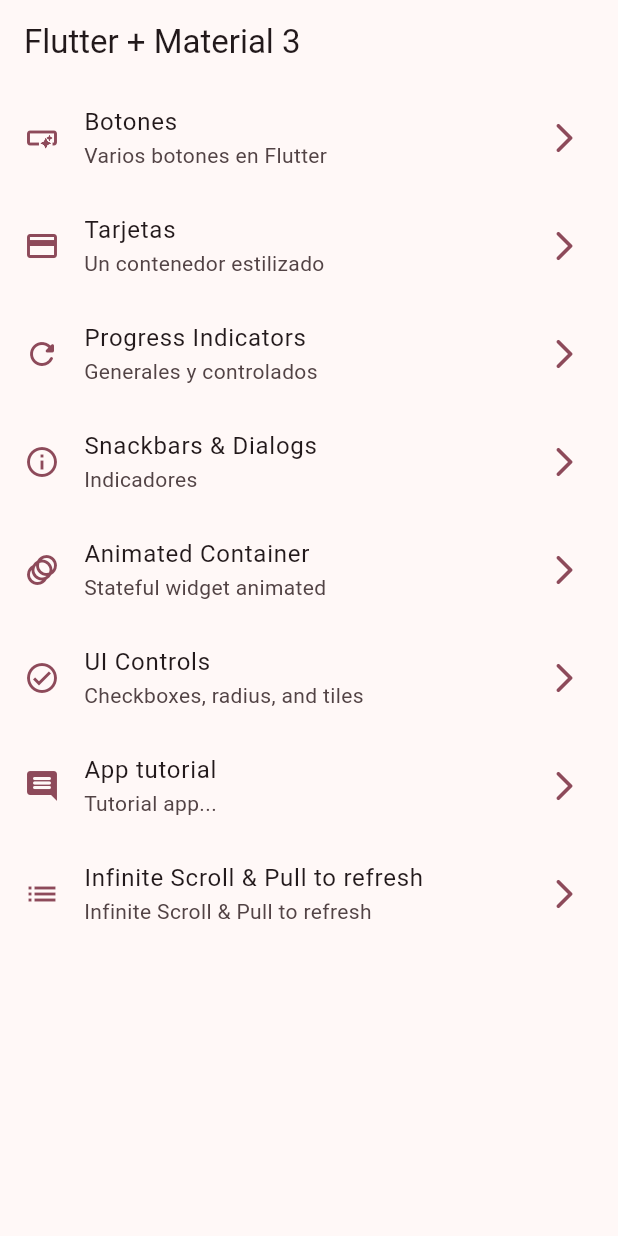
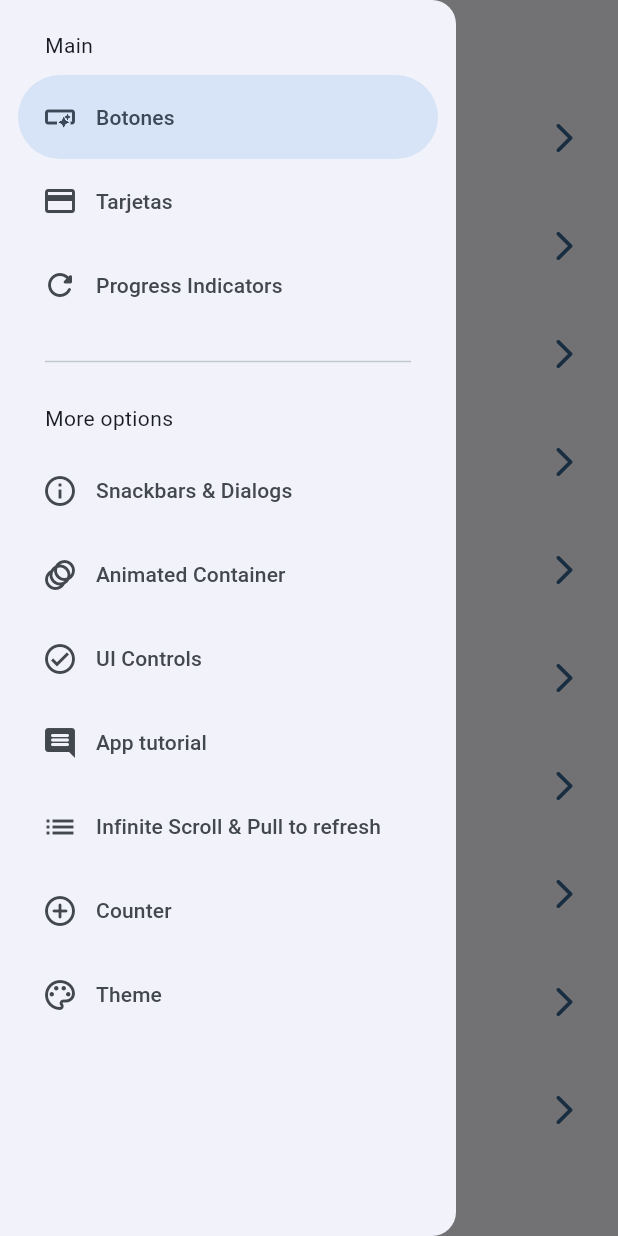
Before and after one commit to vicmazch/flutter-ui-elements, a Flutter app: the screen it shows after launch, with the side drawer open (before the commit the screen has no drawer), on a phone screen of 412 x 824 dp. Run offline on Flutter 3.47's test engine with Material 2 defaults, Android fonts, the phone set to English and light mode, and no system bars; our stand-ins replace animate_do, flutter_riverpod, go_router.

Commit message:
RIVERPOD!!, first steps...

```diff
--- a/lib/config/menu/menu_item.dart
+++ b/lib/config/menu/menu_item.dart
@@ -24,4 +24,6 @@
    MenuItem(title: 'UI Controls', subTitle: 'Checkboxes, radius, and tiles', link: '/ui-controls', icon: Icons.check_circle_outline_outlined),
    MenuItem(title: 'App tutorial', subTitle: 'Tutorial app...', link: '/app-tutorial', icon: Icons.insert_comment_rounded),
    MenuItem(title: 'Infinite Scroll & Pull to refresh', subTitle: 'Infinite Scroll & Pull to refresh', link: '/infinite-scroll', icon: Icons.list),
+   MenuItem(title: 'Counter', subTitle: 'Counter Riverpod', link: '/counter-screen', icon: Icons.add_circle_outline_rounded),
+   MenuItem(title: 'Theme', subTitle: 'Theme Changer', link: '/theme-changer', icon: Icons.color_lens_outlined),
 ];
--- a/lib/config/router/app_router.dart
+++ b/lib/config/router/app_router.dart
@@ -50,5 +50,15 @@
       name: InfiniteScrollScreen.name,
       builder: (context, state) => const InfiniteScrollScreen(),
     ),
+    GoRoute(
+      path: '/counter-screen',
+      name: CounterScreen.name,
+      builder: (context, state) => const CounterScreen(),
+    ),
+    GoRoute(
+      path: '/theme-changer',
+      name: ThemeChangerScreen.name,
+      builder: (context, state) => const ThemeChangerScreen(),
+    ),
   ],
 );
--- a/lib/config/theme/app_theme.dart
+++ b/lib/config/theme/app_theme.dart
@@ -1,8 +1,5 @@
 import 'package:flutter/material.dart';
-
-class AppTheme {
-  final int selectedColor;
-  static List<Color> colorList = [
+const List<Color> colorList = [
     Colors.blue,
     Colors.teal,
     Colors.green,
@@ -13,22 +10,34 @@
     Colors.pink,
     Colors.pinkAccent
   ];
+class AppTheme {
+  final int selectedColor;
+  final bool isDarkMode;
 
   AppTheme({
     this.selectedColor = 0,
+    this.isDarkMode = false,
   }):
     assert( selectedColor >= 0, 'Selected color must be greater then 0'),
     assert( selectedColor < colorList.length, 'Selected color must be 0 - ${colorList.length-1}');
 
   ThemeData getTheme() => ThemeData(
     useMaterial3: true,
+    brightness: isDarkMode ? Brightness.dark : Brightness.light,
     colorSchemeSeed: colorList[ selectedColor ],
     appBarTheme: const AppBarTheme(
       centerTitle: false
     )
   );
 
-  List<Color> getColorList() => colorList;
+
+  AppTheme copyWith({
+    int? selectedColor,
+    bool? isDarkMode
+  }) => AppTheme(
+    selectedColor: selectedColor ?? this.selectedColor,
+    isDarkMode: isDarkMode ?? this.isDarkMode,
+  );
 
 
 
--- a/lib/main.dart
+++ b/lib/main.dart
@@ -1,21 +1,29 @@
 import 'package:flutter/material.dart';
+import 'package:flutter_riverpod/flutter_riverpod.dart';
 import 'package:sec_seven_app/config/router/app_router.dart';
 import 'package:sec_seven_app/config/theme/app_theme.dart';
+import 'package:sec_seven_app/presentation/providers/theme_provider.dart';
 
 void main() {
-  runApp(const MainApp());
+  runApp(const ProviderScope(child: MainApp()));
 }
 
-class MainApp extends StatelessWidget {
+class MainApp extends ConsumerWidget {
   const MainApp({super.key});
 
   @override
-  Widget build(BuildContext context) {
+  Widget build(BuildContext context,  WidgetRef ref) {
+
+    // final bool isDarkMode = ref.watch(isDarkModeProvider);
+    // final int colorsSelected = ref.watch(selectedColorProvider);
+    final AppTheme appTheme = ref.watch(themeNotifierProvider);
+
     return MaterialApp.router(
       title: 'Flutter Widgets',
       routerConfig: appRouter,
       debugShowCheckedModeBanner: false,
-      theme: AppTheme( selectedColor: 8 ).getTheme(),
+      // theme: AppTheme( selectedColor: colorsSelected, isDarkMode: isDarkMode).getTheme(),
+      theme: appTheme.getTheme(),
 
     );
   }
--- /dev/null
+++ b/lib/presentation/providers/counter_provider.dart
@@ -0,0 +1,4 @@
+
+import 'package:flutter_riverpod/flutter_riverpod.dart';
+
+final counterProvider = StateProvider<int>((ref) => 1);
--- /dev/null
+++ b/lib/presentation/providers/theme_provider.dart
@@ -0,0 +1,32 @@
+
+import 'package:flutter/material.dart';
+import 'package:flutter_riverpod/flutter_riverpod.dart';
+import 'package:sec_seven_app/config/theme/app_theme.dart';
+
+final isDarkModeProvider = StateProvider<bool>((ref) => false);
+
+final selectedColorProvider = StateProvider<int>((ref) => 0);
+
+// * PROVIDER: PARA ESTADOS INMUTABLES
+final colorListProvider = Provider<List<Color>>((ref) => colorList);
+
+// * UN OBJETO DE TIPO APPTHEME (CUSTOM)
+final themeNotifierProvider = StateNotifierProvider<ThemeNotifier, AppTheme>(
+  (ref) => ThemeNotifier()
+);
+
+
+class ThemeNotifier extends StateNotifier<AppTheme> {
+
+  // * STATE == NEW APPTHEME()
+  ThemeNotifier()
+    : super( AppTheme());
+
+  void toggleDrakMode() {
+    state = state.copyWith(isDarkMode: !state.isDarkMode);
+  }
+
+  void changeColorIndex( int colorIndex ) {
+    state = state.copyWith(selectedColor: colorIndex);
+  }
+}
--- a/lib/presentation/screens/animated/animated_screen.dart
+++ b/lib/presentation/screens/animated/animated_screen.dart
@@ -1,7 +1,7 @@
 import 'package:flutter/material.dart';
 import 'dart:math' show Random;
 
-import 'package:sec_seven_app/config/theme/app_theme.dart';
+// import 'package:sec_seven_app/config/theme/app_theme.dart';
 class AnimatedScreen extends StatefulWidget {
   static const name = 'animated_screen';
 
@@ -18,7 +18,7 @@
   Color color = Colors.indigo;
   double borderRadius = 10.0;
 
-  final colors = AppTheme().getColorList();
+  // final colors = colorList;
 
   void changeShape() {
     final random = Random();
--- a/lib/presentation/screens/home/home_screen.dart
+++ b/lib/presentation/screens/home/home_screen.dart
@@ -1,6 +1,7 @@
 import 'package:flutter/material.dart';
 import 'package:go_router/go_router.dart';
 import 'package:sec_seven_app/config/menu/menu_item.dart';
+import 'package:sec_seven_app/presentation/widgets/side_menu.dart';
 
 class HomeScreen extends StatelessWidget {
   static const String name = 'home_screen';
@@ -9,11 +10,16 @@
 
   @override
   Widget build(BuildContext context) {
+
+    final scaffoldKey = GlobalKey<ScaffoldState>();
+
     return Scaffold(
+      key: scaffoldKey,
       appBar: AppBar(
         title: const Text('Flutter + Material 3'),
       ),
       body: const _HomeView(),
+      drawer: SideMenu( scaffoldKey: scaffoldKey,),
     );
   }
 }
--- a/lib/presentation/screens/screens.dart
+++ b/lib/presentation/screens/screens.dart
@@ -1,9 +1,12 @@
+
 export 'package:sec_seven_app/presentation/screens/animated/animated_screen.dart';
 export 'package:sec_seven_app/presentation/screens/app_tutorial/app_tutorial_screen.dart';
 export 'package:sec_seven_app/presentation/screens/buttons/buttons_screen.dart';
 export 'package:sec_seven_app/presentation/screens/cards/cards_screen.dart';
+export 'package:sec_seven_app/presentation/screens/counter/counter_screen.dart';
 export 'package:sec_seven_app/presentation/screens/home/home_screen.dart';
 export 'package:sec_seven_app/presentation/screens/infinite_scroll/infinite_scroll_screen.dart';
 export 'package:sec_seven_app/presentation/screens/progress/progress_screen.dart';
 export 'package:sec_seven_app/presentation/screens/snackbar/snackbar_screen.dart';
+export 'package:sec_seven_app/presentation/screens/theme_changer/theme_chager_screen.dart';
 export 'package:sec_seven_app/presentation/screens/ui_controls/ui_controls_screen.dart';
--- /dev/null
+++ b/lib/presentation/widgets/side_menu.dart
@@ -0,0 +1,54 @@
+import 'package:flutter/material.dart';
+import 'package:go_router/go_router.dart';
+import 'package:sec_seven_app/config/menu/menu_item.dart';
+
+class SideMenu extends StatefulWidget {
+  final GlobalKey<ScaffoldState> scaffoldKey;
+
+  const SideMenu({super.key, required this.scaffoldKey});
+
+  @override
+  State<SideMenu> createState() => _SideMenuState();
+}
+
+class _SideMenuState extends State<SideMenu> {
+
+  int navDrawerIndex = 0;
+
+  @override
+  Widget build(BuildContext context) {
+
+  final bool hasNotch = MediaQuery.of(context).viewPadding.top > 35;
+
+    return NavigationDrawer(
+      selectedIndex: navDrawerIndex,
+      onDestinationSelected: (value) {
+        final menuItem =  appMenuItems[value];
+        setState(() {
+          navDrawerIndex = value;
+        });
+        context.push(menuItem.link);
+        widget.scaffoldKey.currentState?.closeDrawer();
+      },
+      children: [
+        Padding(padding: EdgeInsets.fromLTRB(30, hasNotch ? 10 : 20, 15, 10), child: const Text('Main'),),
+        ... appMenuItems
+          .sublist(0,3)
+          .map((item) => NavigationDrawerDestination(
+            icon: Icon(item.icon),
+            label: Text(item.title)
+            ),
+          ),
+        const Padding(padding: EdgeInsets.fromLTRB(30, 15, 30, 10), child: Divider(),),
+        const Padding(padding: EdgeInsets.fromLTRB(30, 10, 15, 10), child: Text('More options'),),
+        ... appMenuItems
+          .sublist(3)
+          .map((item) => NavigationDrawerDestination(
+            icon: Icon(item.icon),
+            label: Text(item.title)
+            ),
+          ),
+      ],
+    );
+  }
+}
--- a/pubspec.yaml
+++ b/pubspec.yaml
@@ -10,6 +10,7 @@
   animate_do: ^3.0.2
   flutter:
     sdk: flutter
+  flutter_riverpod: ^2.3.6
   go_router: ^8.0.3
 
 dev_dependencies:
```
Also changed, not shown: lib/presentation/screens/counter/counter_screen.dart (added, +39 -0 lines), lib/presentation/screens/theme_changer/theme_chager_screen.dart (added, +69 -0 lines), pubspec.lock.
